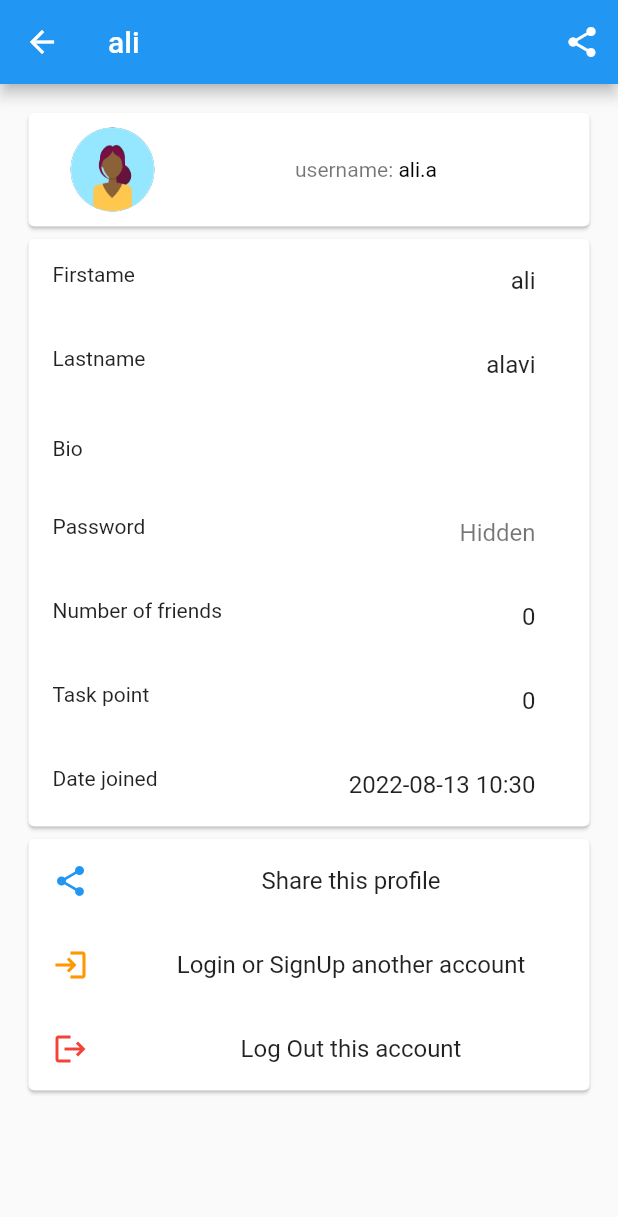
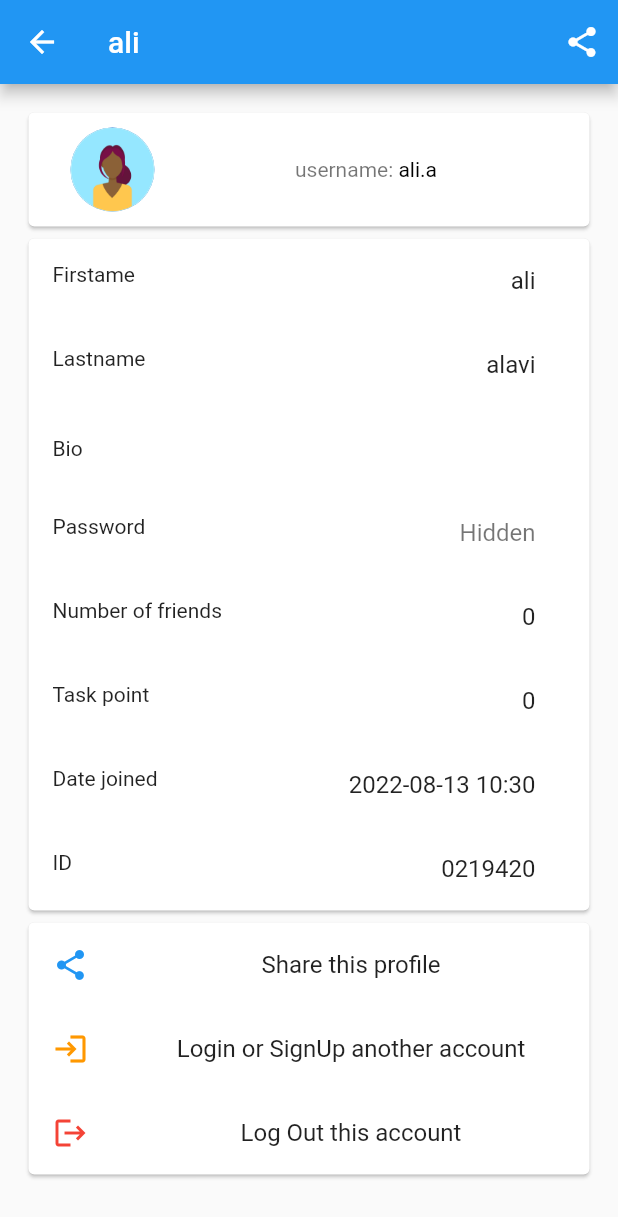
Before and after one commit to MohammadHuseyn/stodo, a Flutter app: the screen it shows after launch, in the side drawer, after a tap on "Edit profile", on a phone screen of 412 x 824 dp. Shown: the top 1217 px of the screen. Run offline on Flutter 3.47's test engine with Material 2 defaults, Android fonts, the phone set to English and light mode, and no system bars; our stand-ins replace flutter_slidable, share_plus; missing offline and left inert: timeago_flutter.

Commit message:
id list tile added

```diff
--- a/lib/dart files/Profile.dart
+++ b/lib/dart files/Profile.dart
@@ -189,6 +189,17 @@ class _ProfileState extends State<Profile> {
                           ),
                         ),
                       ),
+                      ListTile(
+                        leading: Text("ID"),
+                        title: Padding(
+                          padding: const EdgeInsets.symmetric(horizontal: 20),
+                          child: Text(
+                            user.getId,
+                            textAlign: TextAlign.end,
+                          ),
+                        ),
+                        onTap: (){},
+                      ),
                     ],
                   ),
                 ),
```
Also changed, not shown: lib/dart files/TaskListInformationPage.dart (+11 -0 lines), lib/dart files/TaskPage.dart (+11 -0 lines).
